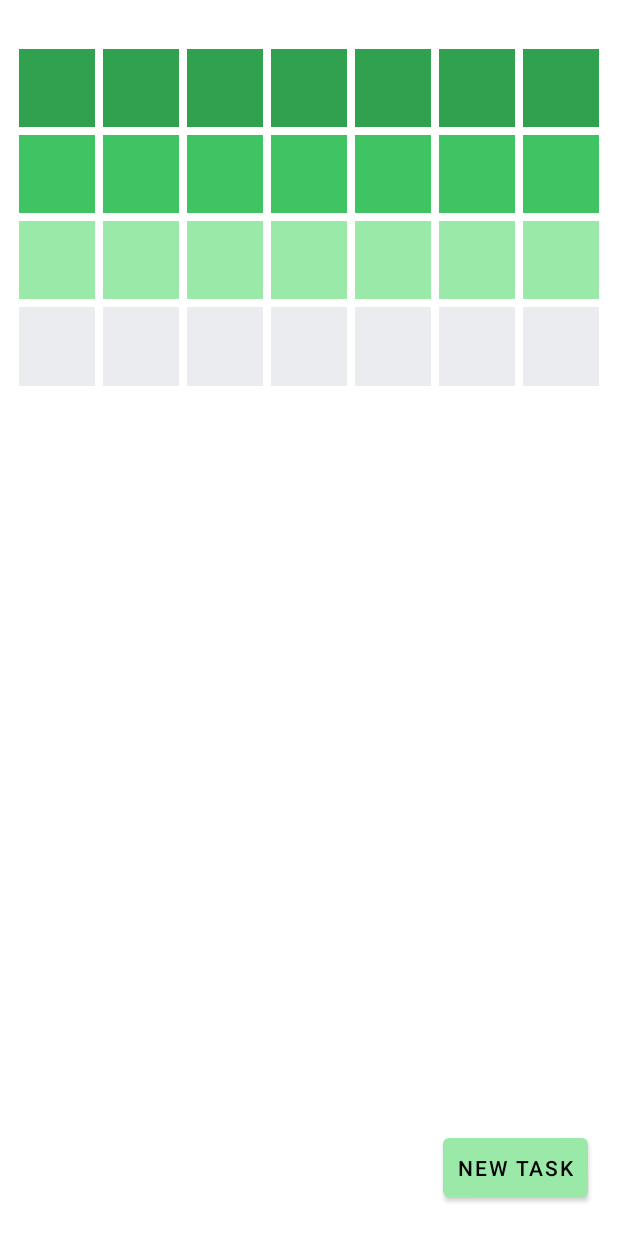
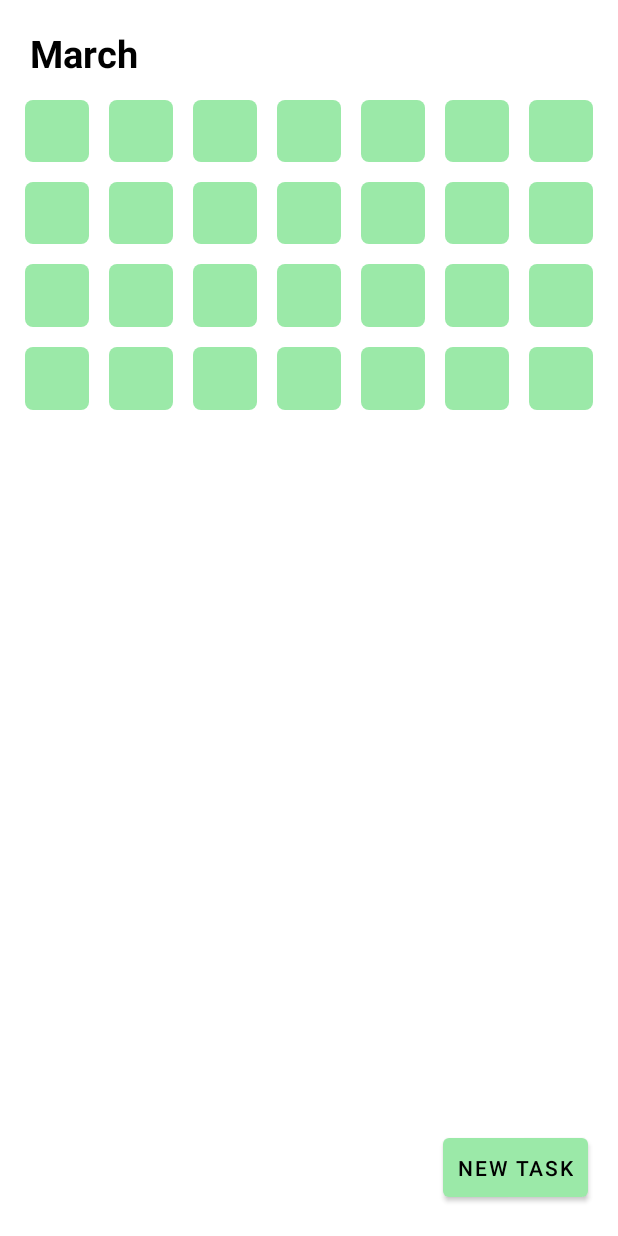
Before and after one commit to Rd4dev/Habit-Tracker, an Android app: the screen it shows after launch (MainActivity), on a phone screen of 412 x 824 dp. Run offline under Robolectric (Android 15) with nearby library versions, the phone set to English and light mode, and no system bars; our stand-ins replace Room's generated code.

Commit message:
Redesigned ChartView

```diff
--- a/app/src/main/java/com/rd/habit_tracker/MainActivity.kt
+++ b/app/src/main/java/com/rd/habit_tracker/MainActivity.kt
@@ -1,6 +1,8 @@
 package com.rd.habit_tracker
 
+import android.content.res.Resources
 import android.graphics.Color
+import android.graphics.drawable.GradientDrawable
 import android.os.Build
 import androidx.appcompat.app.AppCompatActivity
 import android.os.Bundle
@@ -11,6 +13,7 @@ import android.widget.GridLayout
 import android.widget.TextView
 import androidx.activity.viewModels
 import androidx.annotation.RequiresApi
+import androidx.core.content.ContextCompat
 import androidx.lifecycle.ViewModelProvider
 import androidx.recyclerview.widget.LinearLayoutManager
 import androidx.recyclerview.widget.RecyclerView
@@ -21,6 +24,7 @@ import com.anychart.chart.common.dataentry.ValueDataEntry*/
 import com.google.android.material.textfield.TextInputEditText
 import java.util.*
 import kotlin.collections.ArrayList
+import kotlin.math.log
 
 class MainActivity : AppCompatActivity(), TaskItemClickListener {
 
@@ -65,17 +69,37 @@ class MainActivity : AppCompatActivity(), TaskItemClickListener {
             Color.parseColor("#EAECEF")
         )
 
+        val colors2 = intArrayOf(
+            R.color.green_700, R.color.green_500, R.color.green_200, R.color.grey_200
+        )
+
+        /*val shape = GradientDrawable()
+        shape.shape = GradientDrawable.RECTANGLE
+        shape.cornerRadius = 5.dpToPx()*/
+//        shape.setColor(ContextCompat.getColor(this, colors2[2])) // set desired color here
+
+
         for (i in 0 until 4) {
             for (j in 0 until 7) {
                 val box = View(this)
-                box.setBackgroundColor(colors[i])
+                val r = Random().nextInt(4)
+                box.setBackgroundResource(R.drawable.grid_background)
+
+                val shape = GradientDrawable()
+                shape.shape = GradientDrawable.RECTANGLE
+                shape.cornerRadius = 5.dpToPx()
+                shape.setColor(ContextCompat.getColor(this, colors2[r])) // set desired color here
+
+                box.background = shape
+
+//                box.setBackgroundColor(colors[r])
                 val params = GridLayout.LayoutParams(
                     GridLayout.spec(i, 1f),
                     GridLayout.spec(j, 1f)
                 )
                 params.width = 0
                 params.height = 0
-                params.setMargins(4, 4, 4, 4)
+                params.setMargins(10, 10, 10, 10)
                 val heatMap = findViewById<GridLayout>(R.id.heatMap)
                 heatMap.addView(box, params)
             }
@@ -103,3 +127,8 @@ class MainActivity : AppCompatActivity(), TaskItemClickListener {
         taskViewModel.setCompleted(taskItem)
     }
 }
+
+fun Int.dpToPx(): Float {
+    val scale = Resources.getSystem().displayMetrics.density
+    return (this * scale + 0.5f).toFloat()
+}
--- /dev/null
+++ b/app/src/main/res/drawable/grid_background.xml
@@ -0,0 +1,9 @@
+<?xml version="1.0" encoding="utf-8"?>
+<layer-list xmlns:android="http://schemas.android.com/apk/res/android">
+    <item android:bottom="1dp" android:left="1dp" android:right="1dp" android:top="1dp">
+        <shape android:shape="rectangle">
+            <solid android:color="@color/green"/>
+            <corners android:bottomRightRadius="5dp" android:bottomLeftRadius="5dp"    android:topLeftRadius="5dp" android:topRightRadius="5dp"/>
+        </shape>
+    </item>
+</layer-list>
--- a/app/src/main/res/layout/activity_main.xml
+++ b/app/src/main/res/layout/activity_main.xml
@@ -6,13 +6,27 @@
     xmlns:app="http://schemas.android.com/apk/res-auto"
     tools:context=".MainActivity">
 
+    <TextView
+        android:id="@+id/tv_month"
+        android:layout_width="wrap_content"
+        android:layout_height="wrap_content"
+        android:textSize="25sp"
+        android:text="March"
+        android:textStyle="bold"
+        android:textColor="@color/black"
+        android:layout_marginStart="20dp"
+        android:layout_marginTop="18dp"
+        android:layout_alignParentTop="true"
+        android:layout_alignParentStart="true"/>
+
+
     <GridLayout
         android:id="@+id/heatMap"
         android:layout_width="match_parent"
-        android:layout_height="230dp"
+        android:layout_height="220dp"
         android:layout_alignParentTop="true"
         android:layout_marginStart="10dp"
-        android:layout_marginTop="30dp"
+        android:layout_marginTop="60dp"
         android:layout_marginEnd="10dp"
         android:layout_marginBottom="5dp"
         android:columnCount="7"
```
Also changed, not shown: 1 other file.
